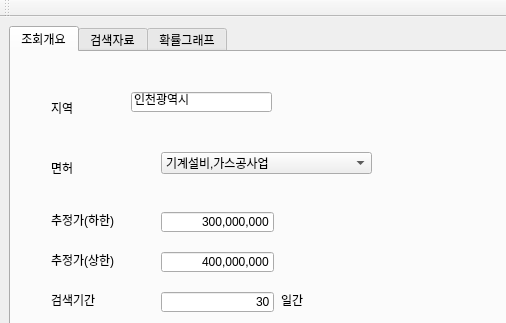
67semo/gongbid, file gui/ui/main_form.ui: the form before one commit; both pictures show x 0 to 506 and y 0 to 323 of the 941 by 658 pixel window.
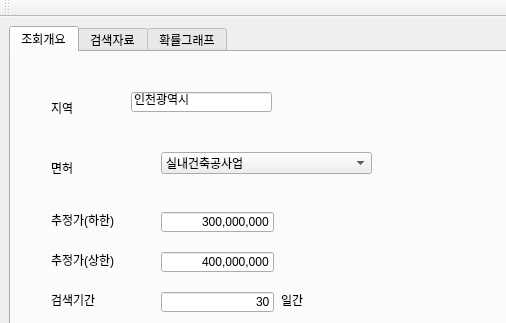
The form after the commit.

Patch:
```diff
--- a/gui/ui/main_form.ui
+++ b/gui/ui/main_form.ui
@@ -34,7 +34,7 @@
          </rect>
         </property>
         <property name="currentIndex">
-         <number>1</number>
+         <number>0</number>
         </property>
         <item>
          <property name="text">
```
Left out of the diff: 10 changed lines with no effect on the pictures.
